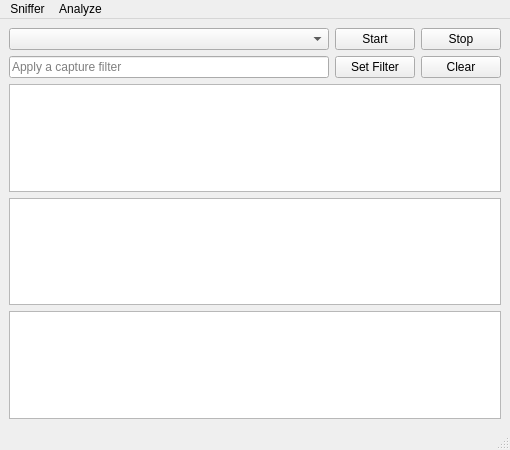
The window that mainwindow.ui (Yuuoniy/Sniffer) describes before a commit, drawn with Qt 5.
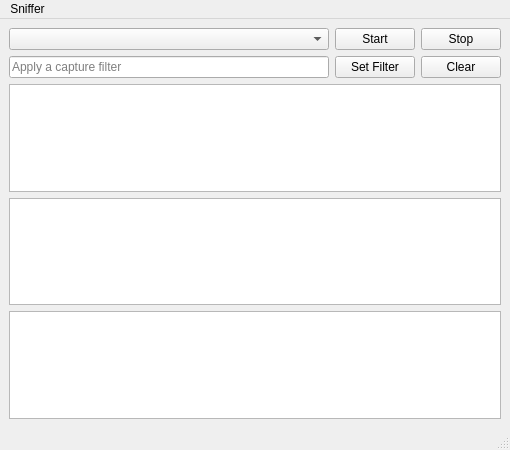
The same window after the commit.

```diff
--- a/mainwindow.ui
+++ b/mainwindow.ui
@@ -90,13 +90,7 @@
      <string>Sniffer</string>
     </property>
    </widget>
-   <widget class="QMenu" name="menuAnalyze">
-    <property name="title">
-     <string>Analyze</string>
-    </property>
-   </widget>
    <addaction name="menuSniffer"/>
-   <addaction name="menuAnalyze"/>
   </widget>
   <widget class="QStatusBar" name="statusbar"/>
   <action name="actioncapture">
```
